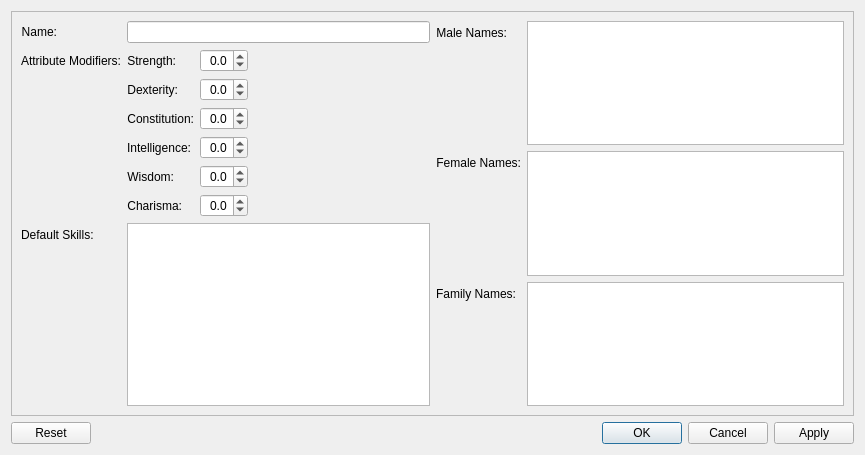
Old version of the form ui/CreateRaceWidget.ui in the repository jgardner1/JGRPGTools.
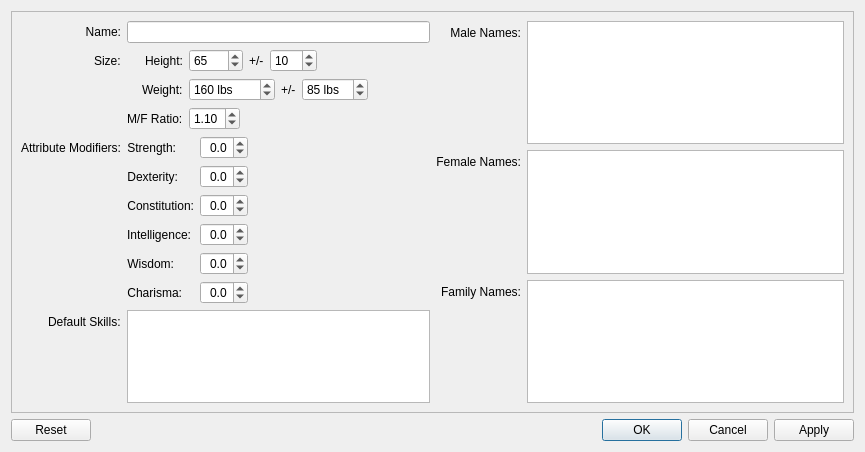
New version of the form. Custom widgets are drawn as their Qt base class.

Commit message: Height and weight

```diff
--- a/ui/CreateRaceWidget.ui
+++ b/ui/CreateRaceWidget.ui
@@ -7,7 +7,7 @@
     <x>0</x>
     <y>0</y>
     <width>865</width>
-    <height>455</height>
+    <height>452</height>
    </rect>
   </property>
   <property name="windowTitle">
@@ -25,12 +25,15 @@
         <x>0</x>
         <y>0</y>
         <width>845</width>
-        <height>406</height>
+        <height>403</height>
        </rect>
       </property>
       <layout class="QHBoxLayout" name="horizontalLayout_14">
        <item>
         <layout class="QFormLayout" name="formLayout_4">
+         <property name="labelAlignment">
+          <set>Qt::AlignRight|Qt::AlignTrailing|Qt::AlignVCenter</set>
+         </property>
          <item row="0" column="0">
           <widget class="QLabel" name="label">
            <property name="text">
@@ -50,7 +53,7 @@
          <item row="0" column="1">
           <widget class="QLineEdit" name="nameLineEdit"/>
          </item>
-         <item row="1" column="0">
+         <item row="2" column="0">
           <widget class="QLabel" name="label_5">
            <property name="text">
             <string>Attribute Modifiers:</string>
@@ -66,7 +69,7 @@
            </property>
           </widget>
          </item>
-         <item row="1" column="1">
+         <item row="2" column="1">
           <layout class="QFormLayout" name="formLayout">
            <item row="0" column="0">
             <widget class="QLabel" name="label_8">
@@ -346,20 +349,230 @@
            </item>
           </layout>
          </item>
-         <item row="2" column="1">
+         <item row="3" column="1">
           <widget class="QTreeView" name="treeView"/>
          </item>
-         <item row="2" column="0">
+         <item row="3" column="0">
           <widget class="QLabel" name="label_6">
            <property name="text">
             <string>Default Skills:</string>
            </property>
           </widget>
          </item>
+         <item row="1" column="0">
+          <widget class="QLabel" name="label_13">
+           <property name="text">
+            <string>Size:</string>
+           </property>
+          </widget>
+         </item>
+         <item row="1" column="1">
+          <layout class="QFormLayout" name="formLayout_3">
+           <property name="labelAlignment">
+            <set>Qt::AlignRight|Qt::AlignTrailing|Qt::AlignVCenter</set>
+           </property>
+           <item row="0" column="0">
+            <widget class="QLabel" name="label_14">
+             <property name="toolTip">
+              <string>&lt;html&gt;&lt;head/&gt;&lt;body&gt;&lt;p&gt;The average height of the male.&lt;/p&gt;&lt;/body&gt;&lt;/html&gt;</string>
+             </property>
+             <property name="text">
+              <string>Height:</string>
+             </property>
+            </widget>
+           </item>
+           <item row="1" column="0">
+            <widget class="QLabel" name="label_15">
+             <property name="toolTip">
+              <string>&lt;html&gt;&lt;head/&gt;&lt;body&gt;&lt;p&gt;The average weight of the male.&lt;/p&gt;&lt;/body&gt;&lt;/html&gt;</string>
+             </property>
+             <property name="text">
+              <string>Weight:</string>
+             </property>
+            </widget>
+           </item>
+           <item row="0" column="1">
+            <layout class="QHBoxLayout" name="horizontalLayout">
+             <item>
+              <widget class="InchesSpinBox" name="heightSpinBox">
+               <property name="suffix">
+                <string/>
+               </property>
+               <property name="decimals">
+                <number>0</number>
+               </property>
+               <property name="minimum">
+                <double>1.000000000000000</double>
+               </property>
+               <property name="maximum">
+                <double>1200.000000000000000</double>
+               </property>
+               <property name="singleStep">
+                <double>3.000000000000000</double>
+               </property>
+               <property name="value">
+                <double>65.000000000000000</double>
+               </property>
+              </widget>
+             </item>
+             <item>
+              <widget class="QLabel" name="label_16">
+               <property name="toolTip">
+                <string>&lt;html&gt;&lt;head/&gt;&lt;body&gt;&lt;p&gt;95% of the male population will fit within the value +/- this modifier.&lt;/p&gt;&lt;/body&gt;&lt;/html&gt;</string>
+               </property>
+               <property name="text">
+                <string>+/-</string>
+               </property>
+              </widget>
+             </item>
+             <item>
+              <widget class="InchesSpinBox" name="heightSigmaSpinBox">
+               <property name="suffix">
+                <string/>
+               </property>
+               <property name="decimals">
+                <number>0</number>
+               </property>
+               <property name="maximum">
+                <double>240.000000000000000</double>
+               </property>
+               <property name="singleStep">
+                <double>1.000000000000000</double>
+               </property>
+               <property name="value">
+                <double>10.000000000000000</double>
+               </property>
+              </widget>
+             </item>
+             <item>
+              <spacer name="horizontalSpacer_7">
+               <property name="orientation">
+                <enum>Qt::Horizontal</enum>
+               </property>
+               <property name="sizeHint" stdset="0">
+                <size>
+                 <width>40</width>
+                 <height>20</height>
+                </size>
+               </property>
+              </spacer>
+             </item>
+            </layout>
+           </item>
+           <item row="1" column="1">
+            <layout class="QHBoxLayout" name="horizontalLayout_8">
+             <item>
+              <widget class="QDoubleSpinBox" name="doubleSpinBox_3">
+               <property name="suffix">
+                <string> lbs</string>
+               </property>
+               <property name="decimals">
+                <number>0</number>
+               </property>
+               <property name="minimum">
+                <double>0.000000000000000</double>
+               </property>
+               <property name="maximum">
+                <double>100000.000000000000000</double>
+               </property>
+               <property name="singleStep">
+                <double>5.000000000000000</double>
+               </property>
+               <property name="value">
+                <double>160.000000000000000</double>
+               </property>
+              </widget>
+             </item>
+             <item>
+              <widget class="QLabel" name="label_17">
+               <property name="toolTip">
+                <string>&lt;html&gt;&lt;head/&gt;&lt;body&gt;&lt;p&gt;95% of the population will fit within the average +/- this value.&lt;/p&gt;&lt;/body&gt;&lt;/html&gt;</string>
+               </property>
+               <property name="text">
+                <string>+/-</string>
+               </property>
+              </widget>
+             </item>
+             <item>
+              <widget class="QDoubleSpinBox" name="weightSigmaSpinBox">
+               <property name="suffix">
+                <string> lbs</string>
+               </property>
+               <property name="decimals">
+                <number>0</number>
+               </property>
+               <property name="value">
+                <double>85.000000000000000</double>
+               </property>
+              </widget>
+             </item>
+             <item>
+              <spacer name="horizontalSpacer_8">
+               <property name="orientation">
+                <enum>Qt::Horizontal</enum>
+               </property>
+               <property name="sizeHint" stdset="0">
+                <size>
+                 <width>40</width>
+                 <height>20</height>
+                </size>
+               </property>
+              </spacer>
+             </item>
+            </layout>
+           </item>
+           <item row="2" column="0">
+            <widget class="QLabel" name="label_18">
+             <property name="toolTip">
+              <string>&lt;html&gt;&lt;head/&gt;&lt;body&gt;&lt;p&gt;The ratio of male to female size. IE, if it's 1.10, then males are 10% larger than females.&lt;/p&gt;&lt;/body&gt;&lt;/html&gt;</string>
+             </property>
+             <property name="text">
+              <string>M/F Ratio:</string>
+             </property>
+            </widget>
+           </item>
+           <item row="2" column="1">
+            <layout class="QHBoxLayout" name="horizontalLayout_9">
+             <item>
+              <widget class="QDoubleSpinBox" name="mfRatioSpinBox">
+               <property name="minimum">
+                <double>0.250000000000000</double>
+               </property>
+               <property name="maximum">
+                <double>4.000000000000000</double>
+               </property>
+               <property name="singleStep">
+                <double>0.100000000000000</double>
+               </property>
+               <property name="value">
+                <double>1.100000000000000</double>
+               </property>
+              </widget>
+             </item>
+             <item>
+              <spacer name="horizontalSpacer_9">
+               <property name="orientation">
+                <enum>Qt::Horizontal</enum>
+               </property>
+               <property name="sizeHint" stdset="0">
+                <size>
+                 <width>40</width>
+                 <height>20</height>
+                </size>
+               </property>
+              </spacer>
+             </item>
+            </layout>
+           </item>
+          </layout>
+         </item>
         </layout>
        </item>
        <item>
         <layout class="QFormLayout" name="formLayout_2">
+         <property name="labelAlignment">
+          <set>Qt::AlignRight|Qt::AlignTrailing|Qt::AlignVCenter</set>
+         </property>
          <item row="0" column="0">
           <widget class="QLabel" name="label_2">
            <property name="text">
@@ -441,6 +654,11 @@
    <extends>QDoubleSpinBox</extends>
    <header>jgrpg/ModifierSpinBox.h</header>
   </customwidget>
+  <customwidget>
+   <class>InchesSpinBox</class>
+   <extends>QDoubleSpinBox</extends>
+   <header>jgrpg/InchesSpinBox.h</header>
+  </customwidget>
  </customwidgets>
  <resources/>
  <connections>
```
The commit also changes 4 other files.
